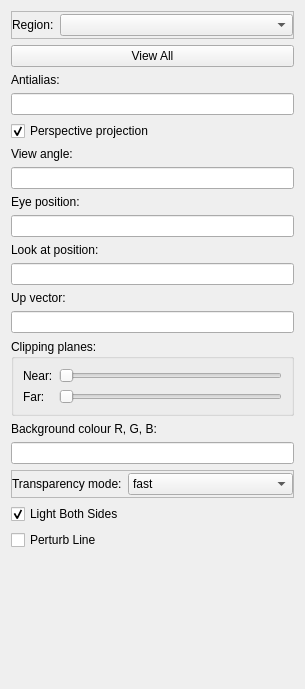
Before: the Qt Designer form res/designer/sceneviewereditorwidget.ui in hsorby/cmlibs.widgets, drawn with Qt 5.
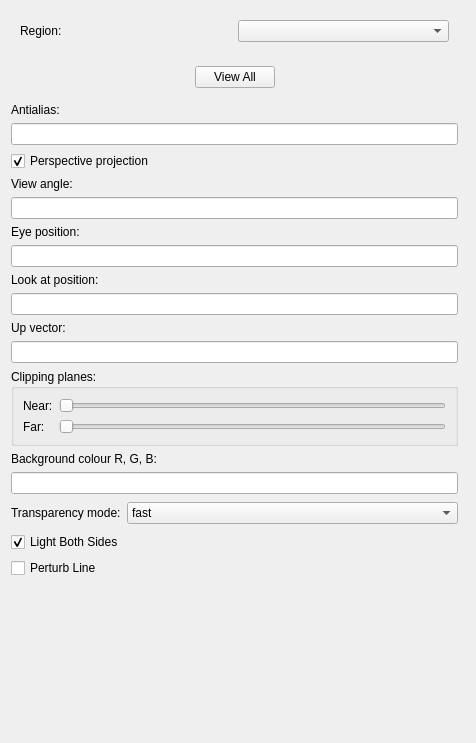
After: the same form once the commit is applied. Custom widgets are drawn as their Qt base class.

Commit message: Change to tracking the active state of a sceneviewer in a view widget rather than the focused state.

```diff
--- a/res/designer/sceneviewereditorwidget.ui
+++ b/res/designer/sceneviewereditorwidget.ui
@@ -6,47 +6,88 @@
    <rect>
     <x>0</x>
     <y>0</y>
-    <width>305</width>
-    <height>689</height>
+    <width>476</width>
+    <height>743</height>
    </rect>
   </property>
   <property name="windowTitle">
    <string>Sceneviewer Editor</string>
   </property>
+  <layout class="QHBoxLayout" name="horizontalLayout_2">
+   <item>
+    <widget class="QFrame" name="widget_container">
+     <property name="frameShape">
+      <enum>QFrame::NoFrame</enum>
+     </property>
+     <property name="frameShadow">
+      <enum>QFrame::Plain</enum>
+     </property>
+     <property name="lineWidth">
+      <number>0</number>
+     </property>
   <layout class="QVBoxLayout" name="verticalLayout">
+      <property name="leftMargin">
+       <number>0</number>
+      </property>
+      <property name="topMargin">
+       <number>0</number>
+      </property>
+      <property name="rightMargin">
+       <number>7</number>
+      </property>
+      <property name="bottomMargin">
+       <number>0</number>
+      </property>
    <item>
     <widget class="QFrame" name="region_frame">
      <property name="frameShape">
-      <enum>QFrame::StyledPanel</enum>
+         <enum>QFrame::NoFrame</enum>
      </property>
      <property name="frameShadow">
       <enum>QFrame::Raised</enum>
      </property>
-     <layout class="QFormLayout" name="formLayout_3">
-      <property name="leftMargin">
-       <number>0</number>
-      </property>
-      <property name="topMargin">
-       <number>2</number>
-      </property>
-      <property name="rightMargin">
-       <number>0</number>
-      </property>
-      <property name="bottomMargin">
-       <number>2</number>
-      </property>
-      <item row="0" column="0">
+        <layout class="QHBoxLayout" name="horizontalLayout_3">
+         <item>
        <widget class="QLabel" name="region_label">
         <property name="text">
          <string>Region:</string>
         </property>
        </widget>
       </item>
-      <item row="0" column="1">
-       <widget class="RegionChooserWidget" name="region_chooser"/>
+         <item>
+          <widget class="RegionChooserWidget" name="region_chooser">
+           <property name="sizePolicy">
+            <sizepolicy hsizetype="Preferred" vsizetype="Fixed">
+             <horstretch>0</horstretch>
+             <verstretch>0</verstretch>
+            </sizepolicy>
+           </property>
+          </widget>
       </item>
      </layout>
     </widget>
+      </item>
+      <item>
+       <widget class="QFrame" name="view_all_frame">
+        <property name="frameShape">
+         <enum>QFrame::NoFrame</enum>
+        </property>
+        <property name="frameShadow">
+         <enum>QFrame::Raised</enum>
+        </property>
+        <layout class="QHBoxLayout" name="horizontalLayout">
+         <item>
+          <spacer name="horizontalSpacer">
+           <property name="orientation">
+            <enum>Qt::Horizontal</enum>
+           </property>
+           <property name="sizeHint" stdset="0">
+            <size>
+             <width>40</width>
+             <height>20</height>
+            </size>
+           </property>
+          </spacer>
    </item>
    <item>
     <widget class="QPushButton" name="view_all_button">
@@ -62,6 +103,22 @@
     </widget>
    </item>
    <item>
+          <spacer name="horizontalSpacer_2">
+           <property name="orientation">
+            <enum>Qt::Horizontal</enum>
+           </property>
+           <property name="sizeHint" stdset="0">
+            <size>
+             <width>157</width>
+             <height>20</height>
+            </size>
+           </property>
+          </spacer>
+         </item>
+        </layout>
+       </widget>
+      </item>
+      <item>
     <widget class="QLabel" name="antialias_label">
      <property name="text">
       <string>Antialias:</string>
@@ -240,7 +297,7 @@
    <item>
     <widget class="QFrame" name="transparency_mode_frame">
      <property name="frameShape">
-      <enum>QFrame::StyledPanel</enum>
+         <enum>QFrame::NoFrame</enum>
      </property>
      <property name="frameShadow">
       <enum>QFrame::Raised</enum>
@@ -321,10 +378,13 @@
      <property name="sizeHint" stdset="0">
       <size>
        <width>20</width>
-       <height>40</height>
+          <height>21</height>
       </size>
      </property>
     </spacer>
+      </item>
+     </layout>
+    </widget>
    </item>
   </layout>
  </widget>
```
Lines whose indentation alone changed are shown as unchanged. The commit also changes 6 other files.
